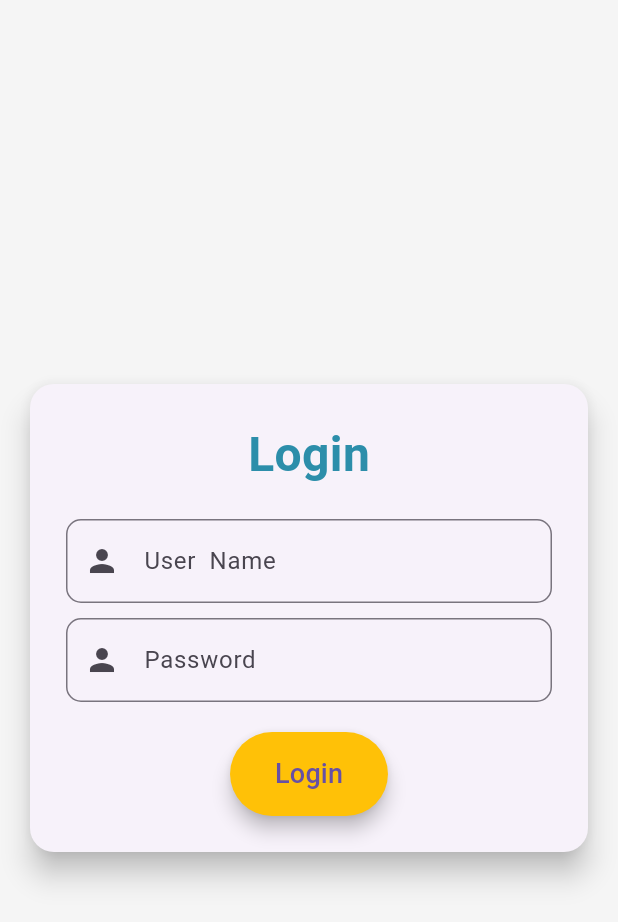
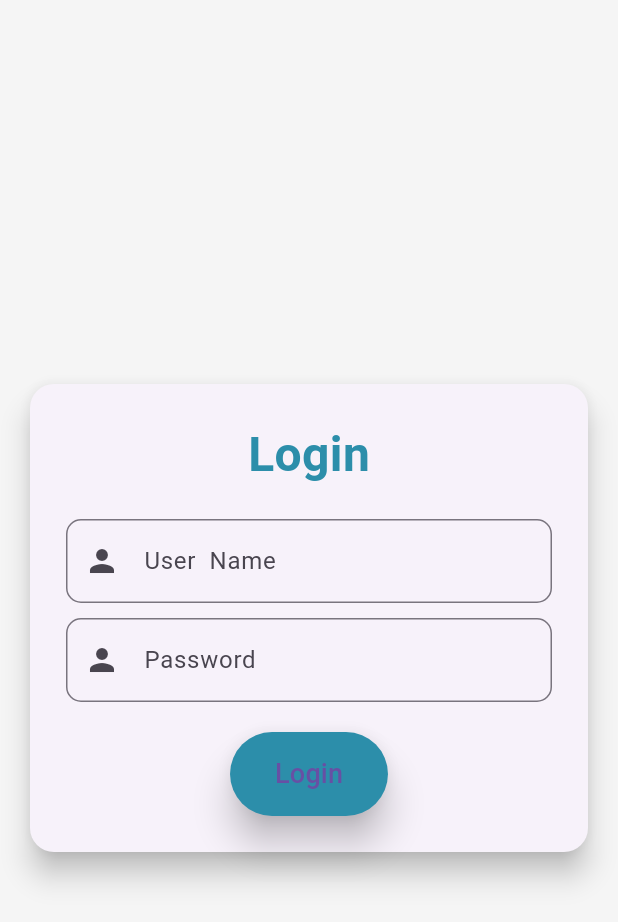
Before and after one commit to ENG-M0H-S/first_FlutterHW, a Flutter app: the screen it shows after launch, on a phone screen of 412 x 824 dp. Shown: the top 922 px of the screen. Run offline on Flutter 3.47's test engine with Material 3 defaults, Android fonts, the phone set to English and light mode, and no system bars.

Commit message:
some edits

```diff
--- a/lib/login_screen.dart
+++ b/lib/login_screen.dart
@@ -56,7 +56,7 @@ class _LoginScreenState extends State<LoginScreen> {
                   MohButton(
                     widget: Text(AppTexts.loginButton, style: TextStyle(fontSize: 18)),
                     voidCallback: _login,
-                    shColor: AppColors.accent,
+                    shColor: AppColors.primary,
                   ),
                 ],
               ),
--- a/lib/main.dart
+++ b/lib/main.dart
@@ -16,7 +16,7 @@ class MyApp extends StatelessWidget {
     return MaterialApp(
       title: AppName,
       theme: ThemeData(
-        primarySwatch: Colors.blue,
+        primarySwatch: Colors.grey,
       ),
       home:  SplashScreen(),
       debugShowCheckedModeBanner: false,
--- a/lib/shared/CustomButton.dart
+++ b/lib/shared/CustomButton.dart
@@ -19,7 +19,7 @@ class MohButton extends StatelessWidget {
         shape: RoundedRectangleBorder(
           borderRadius: BorderRadius.circular(30),
         ),
-        elevation: 5,
+        elevation: 10,
       ),
     );
   }
--- a/lib/shared/colors.dart
+++ b/lib/shared/colors.dart
@@ -3,7 +3,7 @@ import 'package:flutter/material.dart';
 class AppColors {
   static const Color primary = Color(0xFF2C8EAA); // Purple
   static const Color secondary = Color(0xFF03DAC6); // Teal
-  static const Color accent = Color(0xFFFFC107); // Amber
+  static const Color accent = Color(0xF4F1CD5F); // Amber
   static const Color background = Color(0xFFF5F5F5); // Light Grey
-  static const Color textColor = Color(0xFF212121); // Dark Grey
+  static const Color textColor = Color(0xFFFAD25A); // Dark Grey
 }
```
